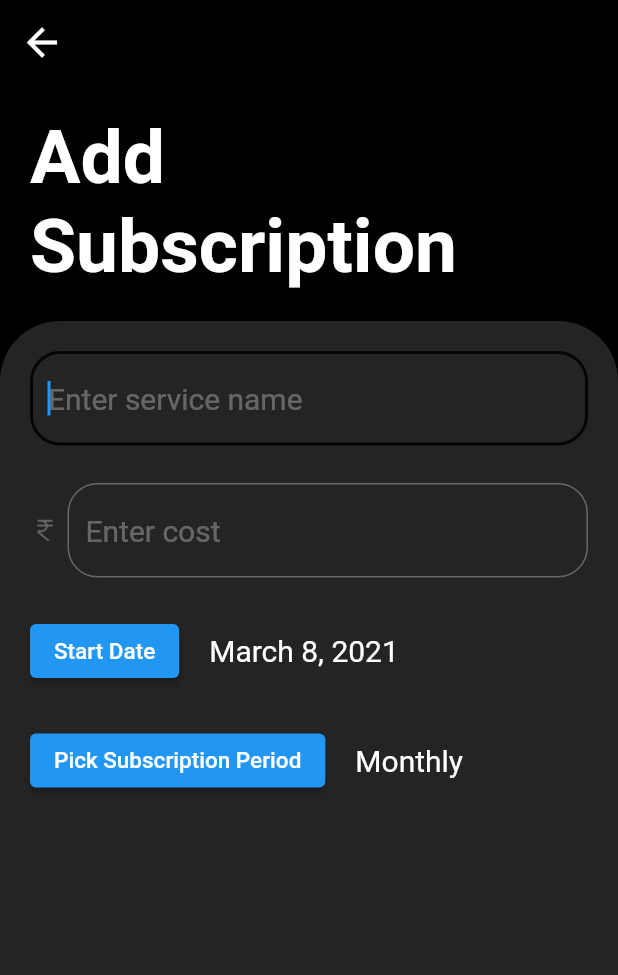
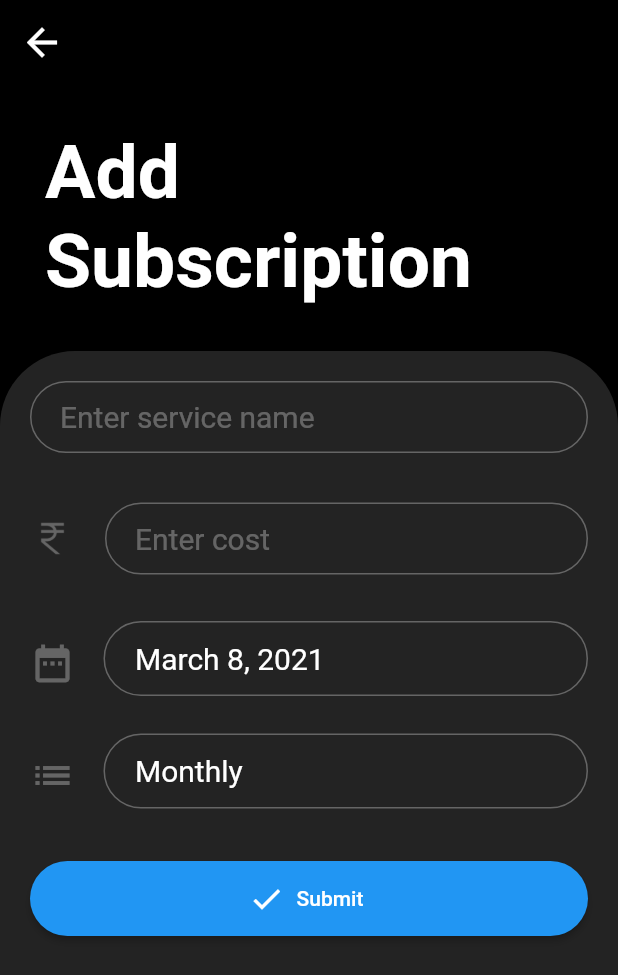
Before and after one commit to Tak1za/SubscriptionTracker, a Flutter app: the screen it shows after launch, after a tap on the "add" icon, on a phone screen of 412 x 824 dp. Shown: the top 975 px of the screen. Run offline on Flutter 3.47's test engine with Material 2 defaults, Android fonts, the phone set to English and light mode, and no system bars; missing offline and left inert: flutter_material_pickers.

Commit message:
Added submit button and created icon buttons

```diff
--- a/lib/main.dart
+++ b/lib/main.dart
@@ -8,19 +8,23 @@ void main() {
 class MyApp extends StatelessWidget {
   static const _primaryColor = Color(0xFF000000);
   static const _accentColor = Color(0xFF242424);
-  static const _hintColor = Color(0xFF675765);
+  static const _formBackgroundColor = Color(0xFF232323);
   // This widget is the root of your application.
   @override
   Widget build(BuildContext context) {
-    return MaterialApp(
-      title: 'Subscriber',
-      debugShowCheckedModeBanner: false,
-      theme: ThemeData(
-        primaryColor: _primaryColor,
-        accentColor: _accentColor,
-        hintColor: _hintColor
+    return GestureDetector(
+      onTap: () => FocusScope.of(context).requestFocus(new FocusNode()),
+      child: MaterialApp(
+        title: 'Subscriber',
+        debugShowCheckedModeBanner: false,
+        theme:
+            ThemeData(
+              primaryColor: _primaryColor,
+              accentColor: _accentColor,
+              scaffoldBackgroundColor: _formBackgroundColor,
+              ),
+        home: HomeScreen(),
       ),
-      home: HomeScreen(),
     );
   }
 }
--- a/lib/screens/add_subscription.dart
+++ b/lib/screens/add_subscription.dart
@@ -44,7 +44,7 @@ class _AddSubscriptionState extends State<AddSubscription> {
               children: <Widget>[
                 Container(
                     child: Padding(
-                  padding: EdgeInsets.all(20.0),
+                  padding: EdgeInsets.all(30.0),
                   child: Text(
                     'Add Subscription',
                     style: TextStyle(
@@ -56,79 +56,86 @@ class _AddSubscriptionState extends State<AddSubscription> {
                 Expanded(
                     child: Container(
                   decoration: BoxDecoration(
-                      color: Theme.of(context).accentColor,
+                      color: Theme.of(context).scaffoldBackgroundColor,
                       borderRadius: BorderRadius.only(
-                        topLeft: Radius.circular(40.0),
-                        topRight: Radius.circular(40.0),
+                        topLeft: Radius.circular(50.0),
+                        topRight: Radius.circular(50.0),
                       )),
                   width: double.infinity,
                   child: Padding(
                       padding: EdgeInsets.all(20.0),
                       child: Column(
                         children: <Widget>[
-                          TextField(
-                            autofocus: true,
-                            decoration: InputDecoration(
-                              enabledBorder: OutlineInputBorder(
-                                borderRadius: BorderRadius.all(Radius.circular(20.0)),
-                                borderSide: BorderSide(
+                          Container(
+                            height: 60.0,
+                            child: TextField(
+                              decoration: InputDecoration(
+                                enabledBorder: OutlineInputBorder(
+                                    borderRadius:
+                                        BorderRadius.all(Radius.circular(50.0)),
+                                    borderSide: BorderSide(
+                                      color: Colors.white30,
+                                    )),
+                                focusedBorder: OutlineInputBorder(
+                                    borderRadius:
+                                        BorderRadius.all(Radius.circular(50.0)),
+                                    borderSide: BorderSide(
+                                        color: Colors.black87, width: 2.0)),
+                                hintText: 'Enter service name',
+                                hintStyle: TextStyle(
                                   color: Colors.white30,
-                                )
+                                  fontSize: 20.0,
+                                ),
+                                contentPadding: EdgeInsets.only(left: 20.0),
                               ),
-                              focusedBorder: OutlineInputBorder(
-                                borderRadius: BorderRadius.all(Radius.circular(20.0)),
-                                borderSide: BorderSide(
-                                  color: Colors.black87,
-                                  width: 2.0
-                                )
-                              ),
-                              hintText: 'Enter service name',
-                              hintStyle: TextStyle(
-                                color: Colors.white30,
+                              style: TextStyle(
+                                color: Colors.white,
                                 fontSize: 20.0,
                               ),
                             ),
-                            style: TextStyle(
-                              color: Colors.white,
-                              fontSize: 20.0,
-                            ),
                           ),
-                          SizedBox(height: 25.0),
+                          SizedBox(height: 15.0),
                           Row(
                             mainAxisAlignment: MainAxisAlignment.start,
                             children: <Widget>[
                               ImageIcon(
                                 AssetImage("assets/images/rupee.png"),
                                 color: Colors.white30,
-                                size: 20.0,
+                                size: 30.0,
                               ),
-                              SizedBox(width: 5.0),
+                              SizedBox(width: 20.0),
                               Expanded(
-                                child: TextField(
-                                  keyboardType: TextInputType.number,
-                                  decoration: InputDecoration(
-                                    enabledBorder: OutlineInputBorder(
-                                        borderRadius: BorderRadius.all(Radius.circular(20.0)),
+                                child: Container(
+                                  alignment: Alignment.centerLeft,
+                                  height: 60.0,
+                                  child: TextField(
+                                    keyboardType: TextInputType.number,
+                                    decoration: InputDecoration(
+                                      enabledBorder: OutlineInputBorder(
+                                        borderRadius: BorderRadius.all(
+                                            Radius.circular(50.0)),
                                         borderSide: BorderSide(
                                           color: Colors.white30,
-                                        )
+                                        ),
+                                      ),
+                                      focusedBorder: OutlineInputBorder(
+                                          borderRadius: BorderRadius.all(
+                                              Radius.circular(50.0)),
+                                          borderSide: BorderSide(
+                                              color: Colors.black87,
+                                              width: 2.0)),
+                                      hintText: 'Enter cost',
+                                      hintStyle: TextStyle(
+                                        color: Colors.white30,
+                                        fontSize: 20.0,
+                                      ),
+                                      contentPadding:
+                                          EdgeInsets.only(left: 20.0),
                                     ),
-                                    focusedBorder: OutlineInputBorder(
-                                        borderRadius: BorderRadius.all(Radius.circular(20.0)),
-                                        borderSide: BorderSide(
-                                            color: Colors.black87,
-                                            width: 2.0
-                                        )
-                                    ),
-                                    hintText: 'Enter cost',
-                                    hintStyle: TextStyle(
-                                      color: Colors.white30,
+                                    style: TextStyle(
+                                      color: Colors.white,
                                       fontSize: 20.0,
                                     ),
-                                  ),
-                                  style: TextStyle(
-                                    color: Colors.white,
-                                    fontSize: 20.0,
                                   ),
                                 ),
                               ),
@@ -136,44 +143,96 @@ class _AddSubscriptionState extends State<AddSubscription> {
                           ),
                           SizedBox(height: 25.0),
                           Row(
-                            mainAxisAlignment: MainAxisAlignment.start,
                             children: <Widget>[
-                              ElevatedButton(
-                                  onPressed: () => _selectDate(context),
-                                  child: Text(
-                                    'Start Date',
-                                    style: TextStyle(fontSize: 15.0),
-                                  )),
-                              SizedBox(
-                                width: 20.0,
+                              IconButton(
+                                icon: Icon(
+                                  Icons.date_range,
+                                  size: 30.0,
+                                  color: Colors.white30,
+                                ),
+                                padding: EdgeInsets.all(0.0),
+                                constraints: BoxConstraints(),
+                                onPressed: () => _selectDate(context),
                               ),
-                              Text(
-                                DateFormat.yMMMMd().format(selectedDate),
-                                style: TextStyle(
-                                    color: Colors.white, fontSize: 20.0),
-                              ),
+                              SizedBox(width: 25.0),
+                              Expanded(
+                                  child: Container(
+                                height: 50.0,
+                                padding: EdgeInsets.only(left: 20.0),
+                                alignment: Alignment.centerLeft,
+                                decoration: BoxDecoration(
+                                  border: Border.all(
+                                    color: Colors.white30,
+                                  ),
+                                  borderRadius:
+                                      BorderRadius.all(Radius.circular(40.0)),
+                                ),
+                                child: Text(
+                                  DateFormat.yMMMMd().format(selectedDate),
+                                  style: TextStyle(
+                                    fontSize: 20.0,
+                                    color: Colors.white,
+                                  ),
+                                ),
+                              )),
                             ],
                           ),
                           SizedBox(height: 25.0),
                           Row(
-                            mainAxisAlignment: MainAxisAlignment.start,
                             children: <Widget>[
-                              ElevatedButton(
-                                  onPressed: () => _selectSubscriptionPeriodPicker(context),
-                                  child: Text(
-                                    'Pick Subscription Period',
-                                    style: TextStyle(fontSize: 15.0),
-                                  )),
-                              SizedBox(
-                                width: 20.0,
+                              IconButton(
+                                icon: Icon(
+                                  Icons.list,
+                                  size: 30.0,
+                                  color: Colors.white30,
+                                ),
+                                padding: EdgeInsets.all(0.0),
+                                constraints: BoxConstraints(),
+                                onPressed: () =>
+                                    _selectSubscriptionPeriodPicker(context),
                               ),
-                              Text(
-                                selectedSubscriptionPeriod,
-                                style: TextStyle(
-                                    color: Colors.white, fontSize: 20.0),
-                              ),
+                              SizedBox(width: 25.0),
+                              Expanded(
+                                  child: Container(
+                                height: 50.0,
+                                padding: EdgeInsets.only(left: 20.0),
+                                alignment: Alignment.centerLeft,
+                                decoration: BoxDecoration(
+                                  border: Border.all(
+                                    color: Colors.white30,
+                                  ),
+                                  borderRadius:
+                                      BorderRadius.all(Radius.circular(40.0)),
+                                ),
+                                child: Text(
+                                  selectedSubscriptionPeriod,
+                                  style: TextStyle(
+                                    fontSize: 20.0,
+                                    color: Colors.white,
+                                  ),
+                                ),
+                              )),
                             ],
                           ),
+                          SizedBox(height: 35.0),
+                          Container(
+                            width: double.infinity,
+                            height: 50.0,
+                            child: ElevatedButton.icon(
+                              onPressed: () => print('pressed'),
+                              icon: Icon(Icons.check),
+                              label: Text(
+                                'Submit'
+                              ),
+                              style: ButtonStyle(
+                                shape: MaterialStateProperty.all(
+                                  RoundedRectangleBorder(
+                                    borderRadius: BorderRadius.all(Radius.circular(40.0))
+                                  )
+                                )
+                              ),
+                            ),
+                          )
                         ],
                       )),
                 ))
--- a/lib/screens/home_screen.dart
+++ b/lib/screens/home_screen.dart
@@ -28,13 +28,13 @@ class _HomeScreenState extends State<HomeScreen> {
           centerTitle: true,
           title: Text(
             'Subscriptions',
-            style: TextStyle(fontSize: 28.0, fontWeight: FontWeight.bold),
+            style: TextStyle(fontSize: 25.0, fontWeight: FontWeight.bold),
           ),
           elevation: 0.0,
           actions: <Widget>[
             IconButton(
                 icon: Icon(Icons.add),
-                iconSize: 30.0,
+                iconSize: 25.0,
                 color: Colors.white,
                 onPressed: () {
                   Navigator.push(
```
